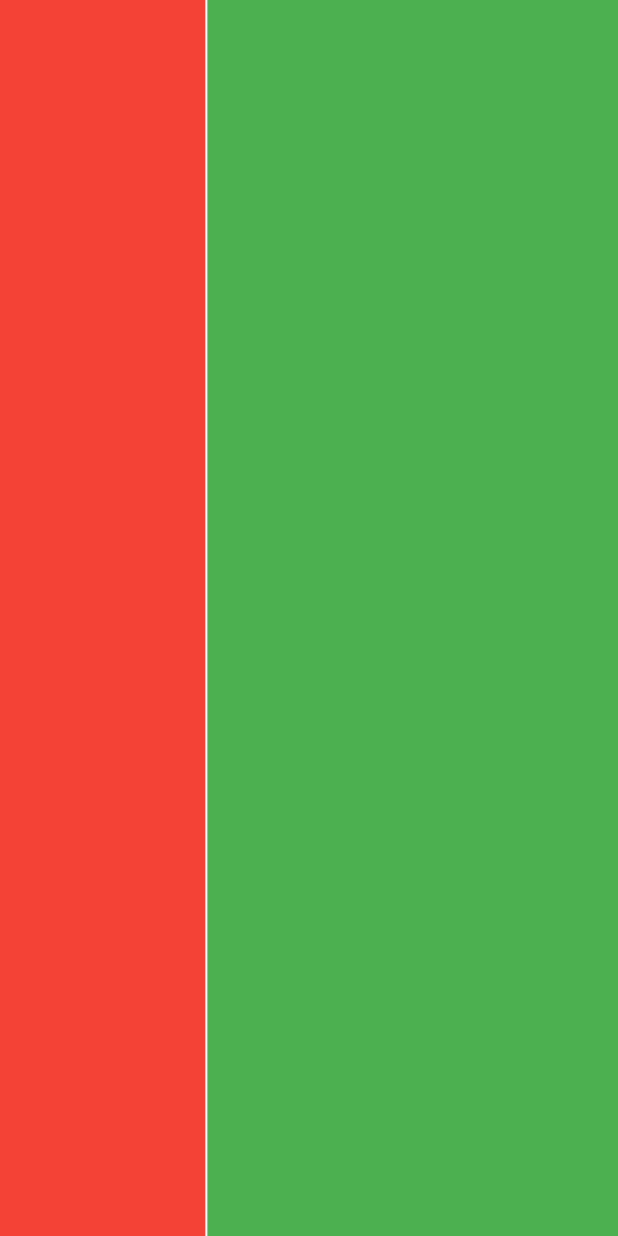
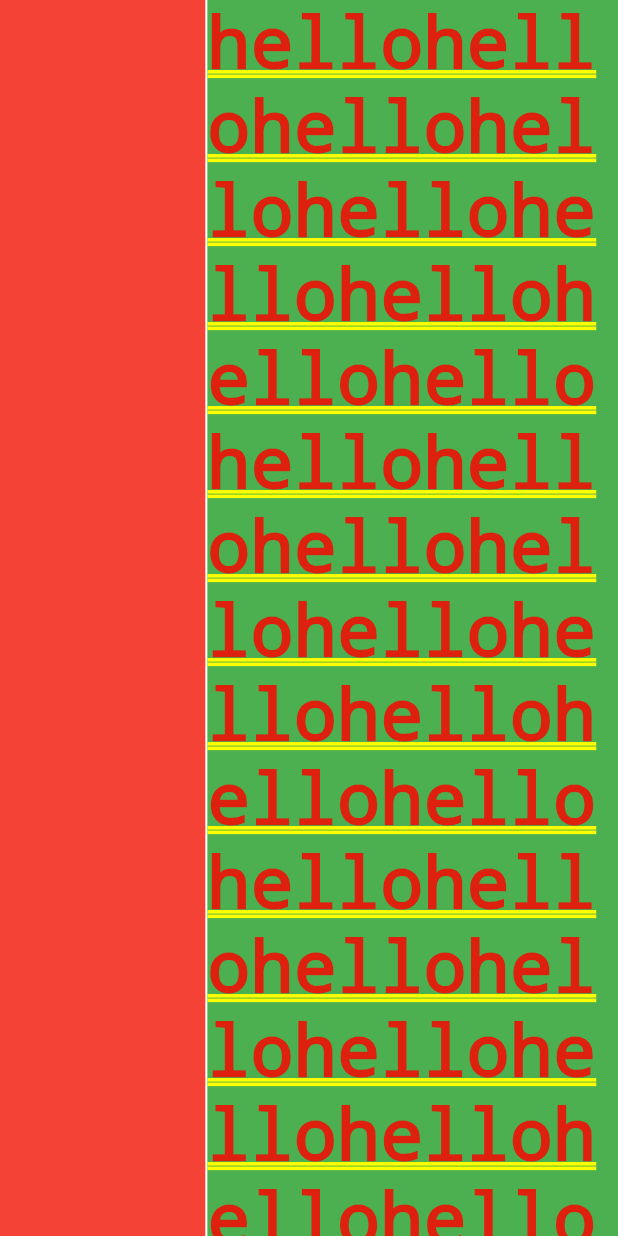
Before and after one commit to marvin-min/flutter_demo, a Flutter app: the screen it shows after launch, after a tap on "Flex Demo", on a phone screen of 412 x 824 dp. Run offline on Flutter 3.47's test engine with Material 2 defaults, Android fonts, the phone set to English and light mode, and no system bars; network calls fail.

Commit message:
wrap layout

```diff
--- a/lib/flex_demo.dart
+++ b/lib/flex_demo.dart
@@ -1,8 +1,7 @@
 import 'package:flutter/cupertino.dart';
 import 'package:flutter/material.dart';
 
-class FlexDemo extends StatelessWidget{
-
+class FlexDemo extends StatelessWidget {
   @override
   Widget build(BuildContext context) {
     return Flex(
@@ -23,10 +22,15 @@ class FlexDemo extends StatelessWidget{
           child: Container(
 //            height: 100%,
             color: Colors.green,
+            child: Wrap(
+//          spacing: 8.0, // 主轴(水平)方向间距
+//          runSpacing: 4.0, // 纵轴（垂直）方向间距
+              alignment: WrapAlignment.start, //沿主轴方向居中
+              children: <Widget>[Text("hello" * 300)],
+            ),
           ),
         ),
       ],
     );
   }
-
 }
```
